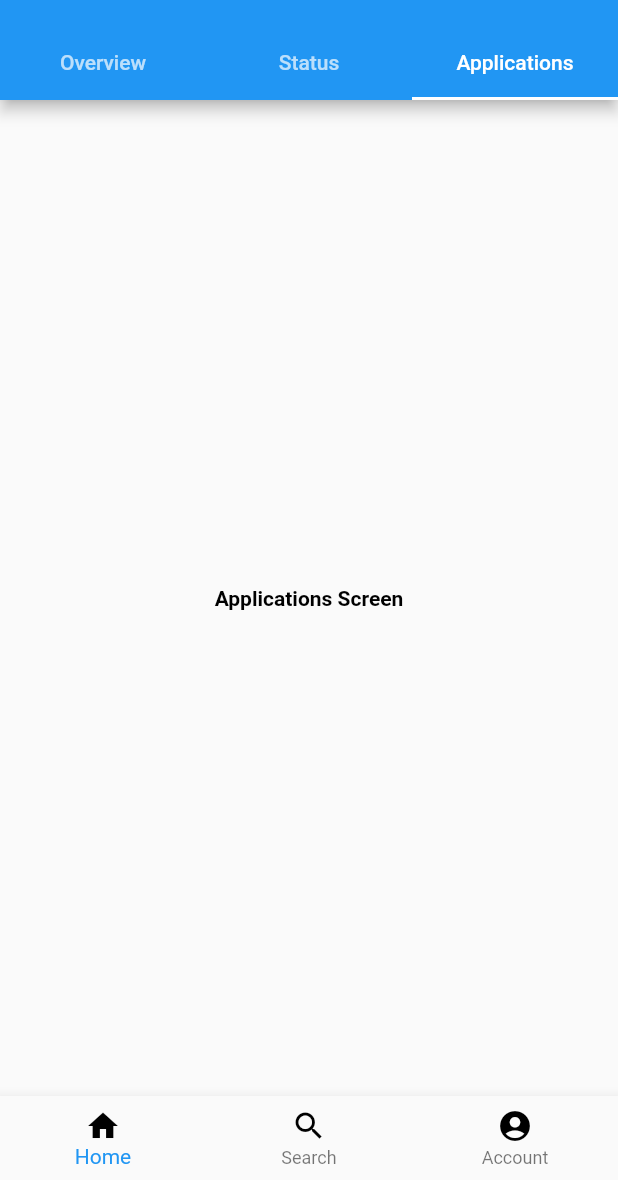
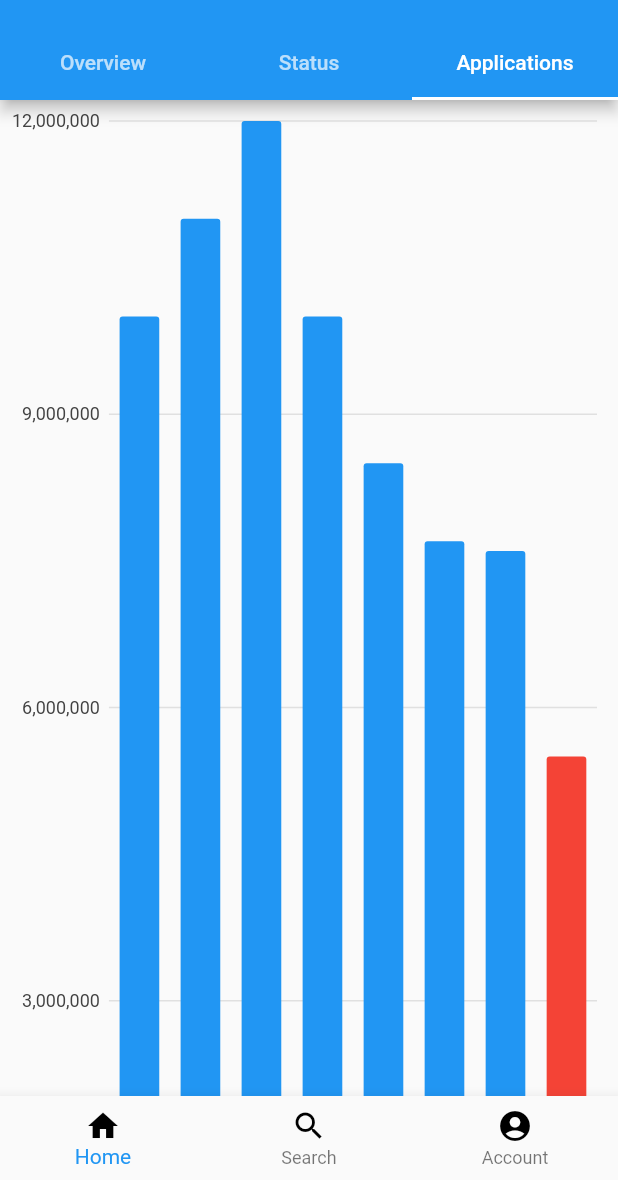
Before and after one commit to gnpandit12/DharmaSir, a Flutter app: the screen it shows after launch, tab 3 chosen, on a phone screen of 412 x 824 dp, the part 56-1236 px from its top. Run offline on Flutter 3.47's test engine with Material 2 defaults, Android fonts, the phone set to English and light mode, and no system bars; our stand-ins replace charts_flutter.

Commit message:
Charts Added

```diff
--- /dev/null
+++ b/lib/model/SubscribesSeries.dart
@@ -0,0 +1,13 @@
+import 'package:charts_flutter/flutter.dart' as charts;
+import 'package:flutter/material.dart';
+
+class SubscriberSeries {
+  final String year;
+  final int subscribers;
+  final charts.Color barColor;
+
+  SubscriberSeries(
+      {@required this.year,
+        @required this.subscribers,
+        @required this.barColor});
+}
--- a/lib/views/ApplicationsScreen.dart
+++ b/lib/views/ApplicationsScreen.dart
@@ -1,5 +1,9 @@
+import 'package:charts_flutter/flutter.dart' as charts;
+import 'package:flutter/material.dart';
+import 'package:flutter_app/model/SubscribesSeries.dart';
+import 'package:flutter_app/utils/SizeConfig.dart';
 
-import 'package:flutter/material.dart';
+List<charts.Series<SubscriberSeries, String>> Series;
 
 class ApplicationScreen extends StatefulWidget {
   @override
@@ -7,18 +11,84 @@ class ApplicationScreen extends StatefulWidget {
 }
 
 class _ApplicationScreenState extends State<ApplicationScreen> {
+
+  @override
+  void initState() {
+    print("initState!");
+
+    final List<SubscriberSeries> data = [
+      SubscriberSeries(
+        year: "2008",
+        subscribers: 10000000,
+        barColor: charts.ColorUtil.fromDartColor(Colors.blue),
+      ),
+      SubscriberSeries(
+        year: "2009",
+        subscribers: 11000000,
+        barColor: charts.ColorUtil.fromDartColor(Colors.blue),
+      ),
+      SubscriberSeries(
+        year: "2010",
+        subscribers: 12000000,
+        barColor: charts.ColorUtil.fromDartColor(Colors.blue),
+      ),
+      SubscriberSeries(
+        year: "2011",
+        subscribers: 10000000,
+        barColor: charts.ColorUtil.fromDartColor(Colors.blue),
+      ),
+      SubscriberSeries(
+        year: "2012",
+        subscribers: 8500000,
+        barColor: charts.ColorUtil.fromDartColor(Colors.blue),
+      ),
+      SubscriberSeries(
+        year: "2013",
+        subscribers: 7700000,
+        barColor: charts.ColorUtil.fromDartColor(Colors.blue),
+      ),
+      SubscriberSeries(
+        year: "2014",
+        subscribers: 7600000,
+        barColor: charts.ColorUtil.fromDartColor(Colors.blue),
+      ),
+      SubscriberSeries(
+        year: "2015",
+        subscribers: 5500000,
+        barColor: charts.ColorUtil.fromDartColor(Colors.red),
+      ),
+    ];
+
+    Series = method(data);
+
+    super.initState();
+  }
+
+
   @override
   Widget build(BuildContext context) {
     return Scaffold(
-      body: Center(
-        child: Text(
-        'Applications Screen',
-          style: TextStyle(
-              fontWeight: FontWeight.bold,
-              color: Colors.black
-          ),
+      body: SingleChildScrollView(
+        child: Container(
+          width: SizeConfig.blockSizeHorizontal * 100,
+          height: SizeConfig.blockSizeVertical * 100,
+          child: charts.BarChart(Series, animate: true),
         ),
-      ),
+      )
     );
   }
+
+
+  List<charts.Series<SubscriberSeries, String>> method(var data){
+    List<charts.Series<SubscriberSeries, String>> series = [
+      charts.Series(
+          id: "Subscribers",
+          data: data,
+          domainFn: (SubscriberSeries series, _) => series.year,
+          measureFn: (SubscriberSeries series, _) => series.subscribers,
+          colorFn: (SubscriberSeries series, _) => series.barColor)
+    ];
+    return series;
+  }
+
 }
--- a/pubspec.yaml
+++ b/pubspec.yaml
@@ -28,6 +28,7 @@ dependencies:
   # The following adds the Cupertino Icons font to your application.
   # Use with the CupertinoIcons class for iOS style icons.
   cupertino_icons: ^1.0.0
+  charts_flutter: ^0.9.0
 
 dev_dependencies:
   flutter_test:
```
Also changed, not shown: pubspec.lock.
